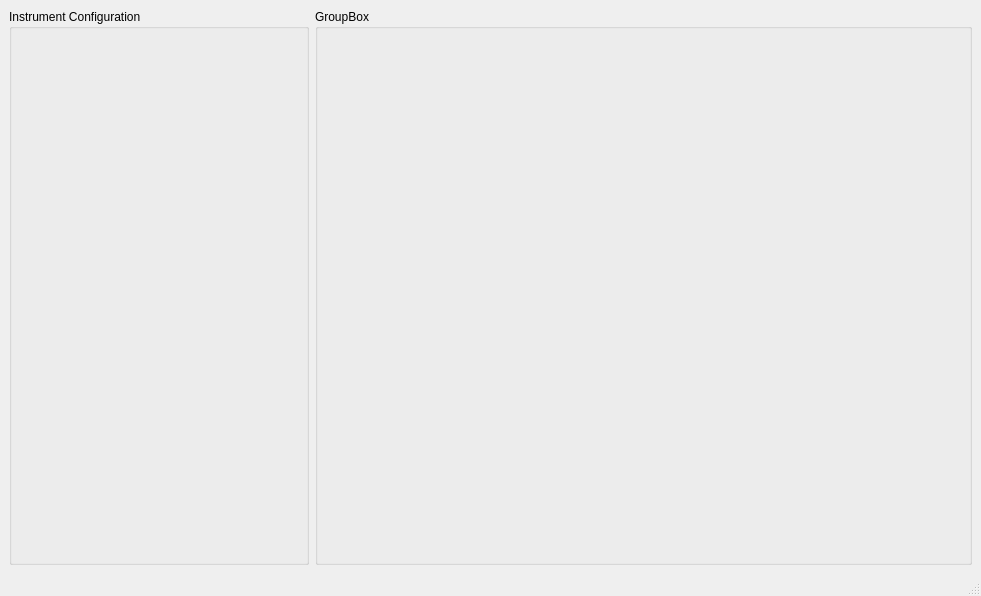
fco-jle/MachineTrading, file AlgoTradingApp/appmain.ui: the form before one commit.
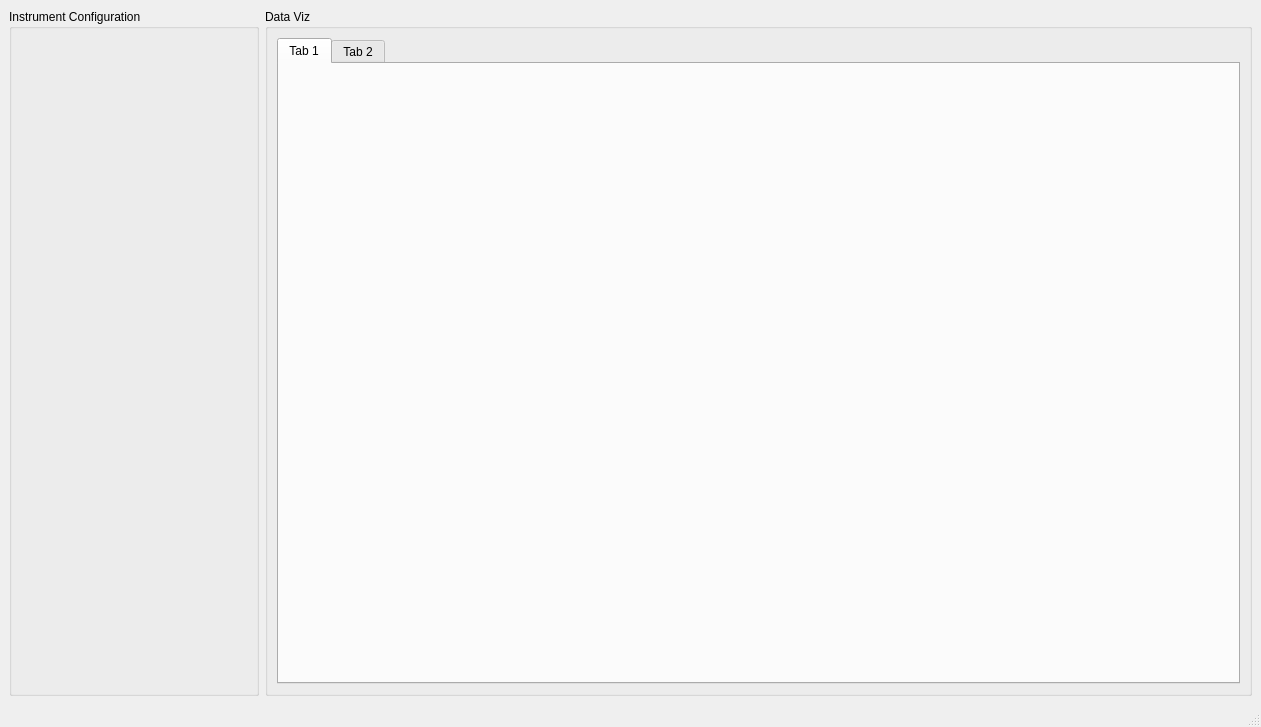
The form after the commit.

Diff of the .ui file:
```diff
--- a/AlgoTradingApp/appmain.ui
+++ b/AlgoTradingApp/appmain.ui
@@ -6,8 +6,8 @@
    <rect>
     <x>0</x>
     <y>0</y>
-    <width>981</width>
-    <height>596</height>
+    <width>1261</width>
+    <height>727</height>
    </rect>
   </property>
   <property name="windowTitle">
@@ -19,13 +19,13 @@
      <widget class="QGroupBox" name="instrumentGroupbox">
       <property name="minimumSize">
        <size>
-        <width>220</width>
+        <width>250</width>
         <height>0</height>
        </size>
       </property>
       <property name="maximumSize">
        <size>
-        <width>300</width>
+        <width>320</width>
         <height>16777215</height>
        </size>
       </property>
@@ -42,11 +42,35 @@
     <item>
      <widget class="QGroupBox" name="groupBox_2">
       <property name="title">
-       <string>GroupBox</string>
+       <string>Data Viz</string>
       </property>
       <layout class="QVBoxLayout" name="verticalLayout_3">
        <item>
-        <layout class="QVBoxLayout" name="plotsLayout"/>
+        <widget class="QTabWidget" name="tabWidget">
+         <property name="currentIndex">
+          <number>0</number>
+         </property>
+         <widget class="QWidget" name="tab">
+          <attribute name="title">
+           <string>Tab 1</string>
+          </attribute>
+          <layout class="QHBoxLayout" name="horizontalLayout_2">
+           <item>
+            <layout class="QVBoxLayout" name="plotsLayout"/>
+           </item>
+          </layout>
+         </widget>
+         <widget class="QWidget" name="tab_2">
+          <attribute name="title">
+           <string>Tab 2</string>
+          </attribute>
+          <layout class="QHBoxLayout" name="horizontalLayout_3">
+           <item>
+            <layout class="QVBoxLayout" name="hedgeLayout"/>
+           </item>
+          </layout>
+         </widget>
+        </widget>
        </item>
       </layout>
      </widget>
```
Left out of the diff: 2 changed lines with no effect on the pictures.
